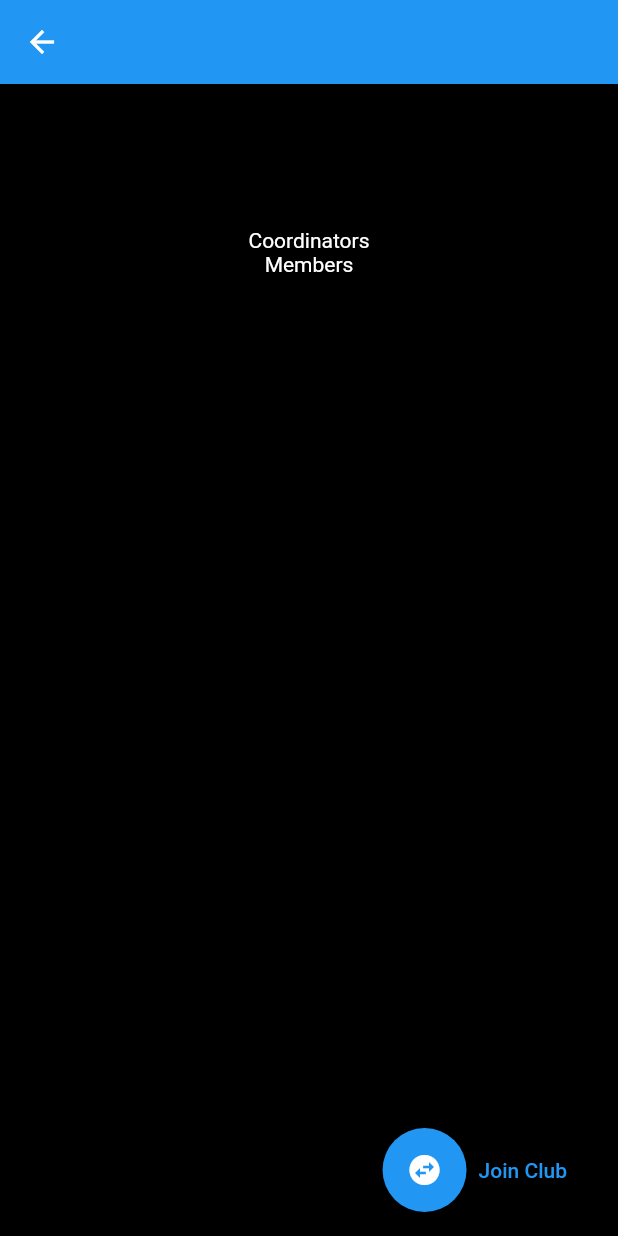
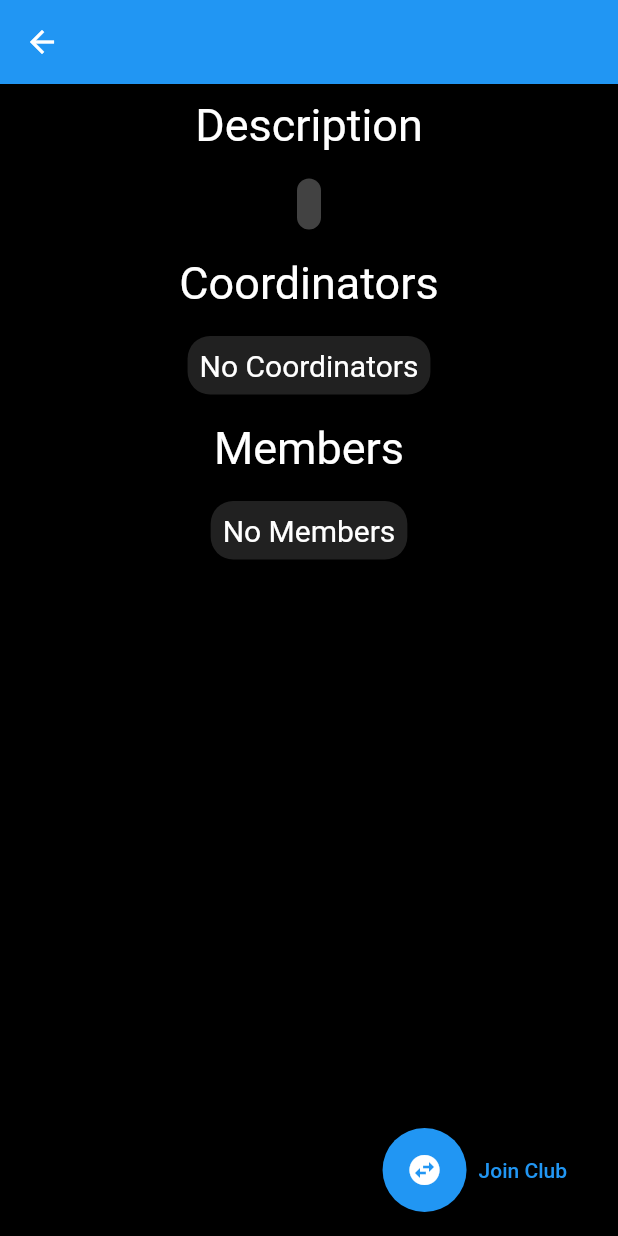
Before and after one commit to StiveDevs/flutter_stive, a Flutter app: the ClubsDescription screen opened directly with empty values, on a phone screen of 412 x 824 dp. Run offline on Flutter 3.47's test engine with Material 2 defaults, Android fonts, the phone set to English and light mode, and no system bars; our stand-ins replace flutter_login, flutter_spinkit; missing offline and left inert: polls.

Commit message:
empty profile pic replace, styling in clubs page

```diff
--- a/lib/api/clubCalls.dart
+++ b/lib/api/clubCalls.dart
@@ -161,7 +161,7 @@ Future<bool> removeMemberFromClub(String club, String member) async {
   return res;
 }
 
-Future<bool> removeCoordnatorFromClub(String club, String coordinator) async {
+Future<bool> removeCoordinatorFromClub(String club, String coordinator) async {
   bool res = false;
   await http
       .patch(
--- a/lib/constants/misc.dart
+++ b/lib/constants/misc.dart
@@ -2,6 +2,8 @@ import 'package:flutter/material.dart';
 import 'package:stive/models/student.dart';
 
 String techSecMail = "gstechnicalsgc@iiitg.ac.in";
+const String defaultImage =
+    "https://drive.google.com/uc?export=view&id=1edwpQvH_JURwGsArCc8NyPEe8EzdpzvQ";
 
 Student? studentInList(String email, List<Student> all) {
   Student? res;
--- a/lib/models/student.dart
+++ b/lib/models/student.dart
@@ -1,3 +1,5 @@
+import 'package:stive/constants/misc.dart';
+
 class Student {
   String id, name, rollNo, email, profilePicUrl;
   bool coordinator = false, member = false;
@@ -5,8 +7,7 @@ class Student {
       {required this.rollNo,
       required this.name,
       required this.email,
-      this.profilePicUrl =
-          "https://drive.google.com/uc?export=view&id=1edwpQvH_JURwGsArCc8NyPEe8EzdpzvQ",
+      this.profilePicUrl = defaultImage,
       this.id = ""});
 
   Student.fromJSON(Map<String, dynamic> json)
@@ -14,7 +15,11 @@ class Student {
         name = json["name"] ?? "",
         rollNo = json["rollNo"] ?? "",
         email = json["email"] ?? "",
-        profilePicUrl = json["profilePicUrl"] ?? "";
+        profilePicUrl = json["profilePicUrl"] == null
+            ? defaultImage
+            : json["profilePicUrl"] == ""
+                ? defaultImage
+                : json["profilePicUrl"];
 
   Map<String, dynamic> toJson() => {
         "rollNo": rollNo,
--- a/lib/screens/Club/clubs_desc.dart
+++ b/lib/screens/Club/clubs_desc.dart
@@ -108,29 +108,60 @@ class _ClubsDescriptionState extends State<ClubsDescription> {
           : Center(
               child: Column(
                 mainAxisSize: MainAxisSize.max,
-                crossAxisAlignment: CrossAxisAlignment.center,
                 children: [
-                  const Padding(padding: EdgeInsets.all(20)),
-                  Text(
+                  const Padding(
+                    padding: EdgeInsets.all(10.0),
+                    child: Text(
+                      "Description",
+                      style: TextStyle(color: Colors.white, fontSize: 30),
+                    ),
+                  ),
+                  Container(
+                    padding: const EdgeInsets.all(8.0),
+                    margin: const EdgeInsets.all(8.0),
+                    decoration: BoxDecoration(
+                        color: Colors.grey[800],
+                        borderRadius:
+                            const BorderRadius.all(Radius.circular(15.0))),
+                    child: Text(
                       widget.selected.description,
-                    style: const TextStyle(color: Colors.white),
+                      style: const TextStyle(color: Colors.white, fontSize: 15),
                     ),
-                  const Padding(padding: EdgeInsets.all(20)),
-                  const Text(
+                  ),
+                  const Padding(
+                    padding: EdgeInsets.all(10.0),
+                    child: Text(
                       "Coordinators",
-                    style: TextStyle(color: Colors.white),
+                      style: TextStyle(color: Colors.white, fontSize: 30),
                     ),
-                  ListView.builder(
+                  ),
+                  Container(
+                    padding: const EdgeInsets.all(8.0),
+                    margin: const EdgeInsets.all(8.0),
+                    decoration: BoxDecoration(
+                        color: Colors.grey[900],
+                        borderRadius:
+                            const BorderRadius.all(Radius.circular(15.0))),
+                    child: widget.selected.coordinators.isEmpty
+                        ? const Text(
+                            "No Coordinators",
+                            style: TextStyle(color: Colors.white, fontSize: 20),
+                          )
+                        : ListView.builder(
                             shrinkWrap: true,
                             itemCount: widget.selected.coordinators.length,
                             itemBuilder: (BuildContext ctx, int index) {
-                        return ListTile(
+                              return Padding(
+                                padding: const EdgeInsets.all(8.0),
+                                child: ListTile(
                                   leading: Image(
                                       width: 100,
-                              image: NetworkImage(widget
-                                  .selected.coordinators[index].profilePicUrl)),
-                          title: Text(widget.selected.coordinators[index].name,
-                              style: const TextStyle(color: Colors.white)),
+                                      image: NetworkImage(widget.selected
+                                          .coordinators[index].profilePicUrl)),
+                                  title: Text(
+                                      widget.selected.coordinators[index].name,
+                                      style:
+                                          const TextStyle(color: Colors.white)),
                                   trailing: widget.curr.email == techSecMail
                                       ? IconButton(
                                           icon: const Icon(
@@ -138,15 +169,21 @@ class _ClubsDescriptionState extends State<ClubsDescription> {
                                             color: Colors.red,
                                           ),
                                           onPressed: () async {
-                                    bool res = await removeCoordnatorFromClub(
+                                            bool res =
+                                                await removeCoordinatorFromClub(
                                                     widget.selected.id,
-                                        widget.selected.coordinators[index].id);
+                                                    widget
+                                                        .selected
+                                                        .coordinators[index]
+                                                        .id);
                                             if (res) {
                                               widget.selected.members.remove(
-                                          widget.selected.coordinators[index]);
+                                                  widget.selected
+                                                      .coordinators[index]);
                                               setState(() {
                                                 infoSnackBar(
-                                            "Removed Coordinator", context);
+                                                    "Removed Coordinator",
+                                                    context);
                                               });
                                             } else {
                                               errorSnackBar(
@@ -156,22 +193,44 @@ class _ClubsDescriptionState extends State<ClubsDescription> {
                                           },
                                         )
                                       : const SizedBox(),
+                                ),
                               );
                             }),
-                  const Text(
+                  ),
+                  const Padding(
+                    padding: EdgeInsets.all(10.0),
+                    child: Text(
                       "Members",
-                    style: TextStyle(color: Colors.white),
+                      style: TextStyle(color: Colors.white, fontSize: 30),
                     ),
-                  ListView.builder(
+                  ),
+                  Container(
+                    padding: const EdgeInsets.all(8.0),
+                    margin: const EdgeInsets.all(8.0),
+                    decoration: BoxDecoration(
+                        color: Colors.grey[900],
+                        borderRadius:
+                            const BorderRadius.all(Radius.circular(15.0))),
+                    child: widget.selected.members.isEmpty
+                        ? const Text(
+                            "No Members",
+                            style: TextStyle(color: Colors.white, fontSize: 20),
+                          )
+                        : ListView.builder(
                             shrinkWrap: true,
                             itemCount: widget.selected.members.length,
                             itemBuilder: (BuildContext ctx, int index) {
-                        return ListTile(
+                              return Padding(
+                                padding: const EdgeInsets.all(8.0),
+                                child: ListTile(
                                   leading: Image(
-                              image: NetworkImage(widget
-                                  .selected.members[index].profilePicUrl)),
-                          title: Text(widget.selected.members[index].name,
-                              style: const TextStyle(color: Colors.white)),
+                                      width: 100,
+                                      image: NetworkImage(widget.selected
+                                          .members[index].profilePicUrl)),
+                                  title: Text(
+                                      widget.selected.members[index].name,
+                                      style:
+                                          const TextStyle(color: Colors.white)),
                                   trailing: Row(
                                     mainAxisSize: MainAxisSize.min,
                                     children: [
@@ -182,19 +241,24 @@ class _ClubsDescriptionState extends State<ClubsDescription> {
                                                 color: Colors.red,
                                               ),
                                               onPressed: () async {
-                                        bool res = await removeMemberFromClub(
+                                                bool res =
+                                                    await removeMemberFromClub(
                                                         widget.selected.id,
-                                            widget.selected.members[index].id);
+                                                        widget.selected
+                                                            .members[index].id);
                                                 if (res) {
-                                          widget.selected.members.remove(
-                                              widget.selected.members[index]);
+                                                  widget.selected.members
+                                                      .remove(widget.selected
+                                                          .members[index]);
                                                   setState(() {
                                                     infoSnackBar(
-                                                "Removed Member", context);
+                                                        "Removed Member",
+                                                        context);
                                                   });
                                                 } else {
                                                   errorSnackBar(
-                                              "Error removing member", context);
+                                                      "Error removing member",
+                                                      context);
                                                 }
                                               },
                                             )
@@ -203,8 +267,10 @@ class _ClubsDescriptionState extends State<ClubsDescription> {
                                           ? IconButton(
                                               icon: Icon(
                                                 studentInList(
-                                                    widget.selected
-                                                        .members[index].email,
+                                                            widget
+                                                                .selected
+                                                                .members[index]
+                                                                .email,
                                                             widget.selected
                                                                 .coordinators) ==
                                                         null
@@ -213,15 +279,19 @@ class _ClubsDescriptionState extends State<ClubsDescription> {
                                                 color: Colors.red,
                                               ),
                                               onPressed: () async {
-                                        bool res = await addCoordinatorToClub(
+                                                bool res =
+                                                    await addCoordinatorToClub(
                                                         widget.selected.id,
-                                            widget.selected.members[index].id);
+                                                        widget.selected
+                                                            .members[index].id);
                                                 if (res) {
-                                          widget.selected.coordinators.add(
-                                              widget.selected.members[index]);
+                                                  widget.selected.coordinators
+                                                      .add(widget.selected
+                                                          .members[index]);
                                                   setState(() {
                                                     infoSnackBar(
-                                                "Made Coordinator", context);
+                                                        "Made Coordinator",
+                                                        context);
                                                   });
                                                 } else {
                                                   errorSnackBar(
@@ -233,8 +303,10 @@ class _ClubsDescriptionState extends State<ClubsDescription> {
                                           : const SizedBox(),
                                     ],
                                   ),
+                                ),
                               );
                             }),
+                  ),
                   if (widget.curr.email == techSecMail)
                     TextButton(
                         onPressed: () async {
--- a/lib/screens/auth.dart
+++ b/lib/screens/auth.dart
@@ -52,7 +52,13 @@ class _FlutterAuthState extends State<FlutterAuth> {
               rollNo: dat.additionalSignupData!["rn"]!,
               name: dat.additionalSignupData!["name"]!,
               email: dat.name!);
-          print(authenticated);
+
+          List<Student>? l = await studentList();
+          if (l == null) return "error";
+
+          Student? temp = studentInList(authenticated!.email, l);
+          if (temp != null) return "User with email already exists";
+
           bool res = await createStudent(authenticated!);
           if (!res) {
             return "SignUp failed";
```
Lines whose indentation alone changed are shown as unchanged.
